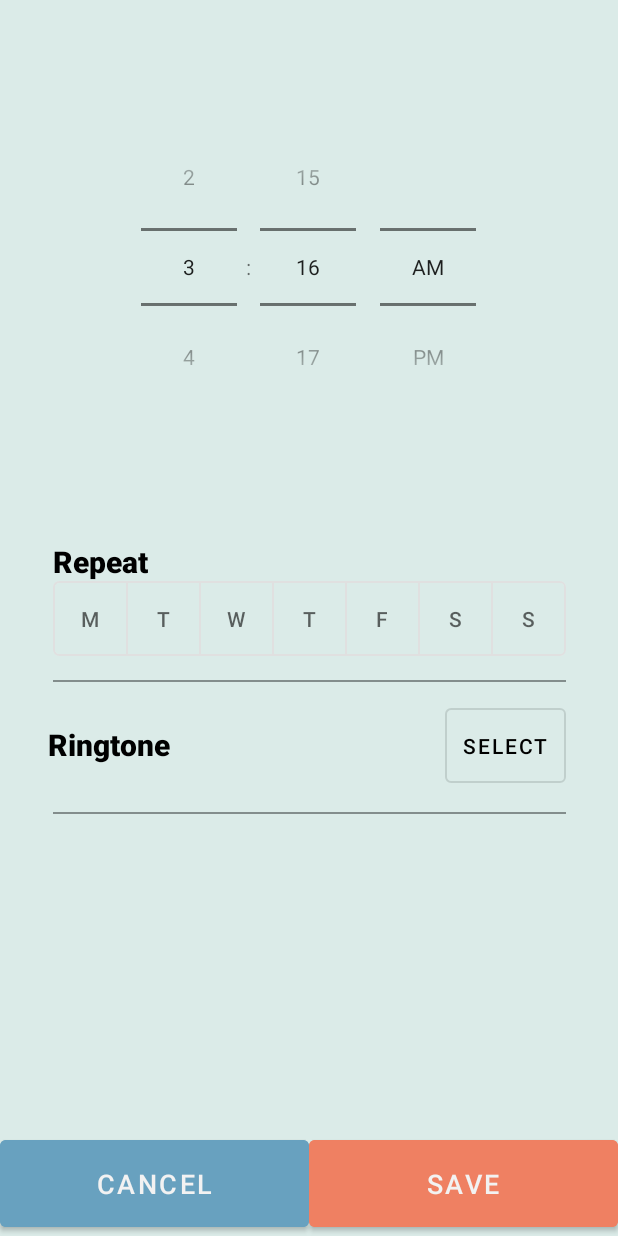
After one commit to jasminepopa3/Buggy-Alarm, an Android app: the EditAlarmActivity screen opened directly, with no data from a screen before it, on a phone screen of 412 x 824 dp. The commit adds this screen. Run offline under Robolectric (Android 15) with nearby library versions, the phone set to English and light mode, and no system bars; our stand-ins replace Firebase (no records; nobody signed in at launch, a user with empty details on screens opened directly).

Commit message:
edit + delete *

```diff
--- a/app/src/main/AndroidManifest.xml
+++ b/app/src/main/AndroidManifest.xml
@@ -40,6 +40,8 @@
             android:exported="true">
         </activity>
 
+        <activity android:name=".EditAlarmActivity">
+        </activity>
         <activity
             android:name=".QuizActivity">
         </activity>
--- a/app/src/main/java/com/example/buggyalarm/CreateAlarmActivity.java
+++ b/app/src/main/java/com/example/buggyalarm/CreateAlarmActivity.java
@@ -135,6 +135,8 @@ public class CreateAlarmActivity extends AppCompatActivity {
     }
 
     // Metodă pentru afișarea meniului de selectare a tonului de apel
+    //Tb adaugat validator la selectia melodiei - exista posibilitatea sa nu selectezi si sa nu te
+    // lase sa mergi mai departe
     public void showRingtoneMenu(View view) {
         AlertDialog.Builder builder = new AlertDialog.Builder(this);
         builder.setTitle("Select Ringtone");
--- /dev/null
+++ b/app/src/main/java/com/example/buggyalarm/EditAlarmActivity.java
@@ -0,0 +1,177 @@
+package com.example.buggyalarm;
+
+import android.content.DialogInterface;
+import android.content.Intent;
+import android.os.Build;
+import android.os.Bundle;
+import android.view.View;
+import android.widget.Button;
+import android.widget.TextView;
+import android.widget.TimePicker;
+import android.widget.Toast;
+
+import androidx.appcompat.app.AlertDialog;
+import androidx.appcompat.app.AppCompatActivity;
+
+import com.google.android.material.button.MaterialButtonToggleGroup;
+import com.google.firebase.auth.FirebaseAuth;
+import com.google.firebase.auth.FirebaseUser;
+import com.google.firebase.database.DatabaseReference;
+import com.google.firebase.database.FirebaseDatabase;
+
+public class EditAlarmActivity extends AppCompatActivity {
+
+    Button btnSave, btnCancel, btnSelectRingtone;
+    TimePicker timePicker;
+    final String[] selectedMelody = new String[1];
+    TextView txtSelectedRingtone;
+    MaterialButtonToggleGroup toggleGroup;
+    private TextView txtAlarmNotification;
+
+    private String alarmId;
+
+    @Override
+    protected void onCreate(Bundle savedInstanceState) {
+        super.onCreate(savedInstanceState);
+        setContentView(R.layout.activity_edit_alarm);
+
+        // Find view IDs
+        btnSave = findViewById(R.id.btnSave);
+        btnCancel = findViewById(R.id.btnCancel);
+        btnSelectRingtone = findViewById(R.id.btnSelectRingtone);
+        timePicker = findViewById(R.id.timePicker);
+        txtSelectedRingtone = findViewById(R.id.txtRingtone);
+        toggleGroup = findViewById(R.id.toggleGroup);
+        txtAlarmNotification = findViewById(R.id.txtAlarmNotification);
+
+        // Check for intent extras
+        Intent intent = getIntent();
+        if (intent != null && intent.hasExtra("alarmId")) {
+            alarmId = intent.getStringExtra("alarmId");
+            int hour = intent.getIntExtra("hour", 0);
+            int minute = intent.getIntExtra("minute", 0);
+            String melody = intent.getStringExtra("melody");
+            boolean mon = intent.getBooleanExtra("mon", false);
+            boolean tue = intent.getBooleanExtra("tue", false);
+            boolean wed = intent.getBooleanExtra("wed", false);
+            boolean thu = intent.getBooleanExtra("thu", false);
+            boolean fri = intent.getBooleanExtra("fri", false);
+            boolean sat = intent.getBooleanExtra("sat", false);
+            boolean sun = intent.getBooleanExtra("sun", false);
+
+            // Set time in TimePicker
+            if (Build.VERSION.SDK_INT >= Build.VERSION_CODES.M) {
+                timePicker.setHour(hour);
+                timePicker.setMinute(minute);
+            } else {
+                timePicker.setCurrentHour(hour);
+                timePicker.setCurrentMinute(minute);
+            }
+
+            // Set selected ringtone
+            selectedMelody[0] = melody;
+            txtSelectedRingtone.setText(selectedMelody[0]);
+
+            // Set repeat days
+            if (mon) toggleGroup.check(R.id.btnMon);
+            if (tue) toggleGroup.check(R.id.btnTue);
+            if (wed) toggleGroup.check(R.id.btnWed);
+            if (thu) toggleGroup.check(R.id.btnThu);
+            if (fri) toggleGroup.check(R.id.btnFri);
+            if (sat) toggleGroup.check(R.id.btnSat);
+            if (sun) toggleGroup.check(R.id.btnSun);
+        }
+
+        // Listener pentru butonul SAVE
+        btnSave.setOnClickListener(new View.OnClickListener() {
+            @Override
+            public void onClick(View view) {
+                int hour, minute;
+                if (android.os.Build.VERSION.SDK_INT >= android.os.Build.VERSION_CODES.M) {
+                    hour = timePicker.getHour();
+                    minute = timePicker.getMinute();
+                } else {
+                    hour = timePicker.getCurrentHour();
+                    minute = timePicker.getCurrentMinute();
+                }
+                updateAlarmInFirebase(alarmId, hour, minute, selectedMelody[0]);
+
+                Toast.makeText(EditAlarmActivity.this, "Alarm updated", Toast.LENGTH_SHORT).show();
+
+                // Redirecționare către MainActivity după salvare
+                Intent intent = new Intent(EditAlarmActivity.this, MainActivity.class);
+                intent.addFlags(Intent.FLAG_ACTIVITY_CLEAR_TOP | Intent.FLAG_ACTIVITY_NEW_TASK);
+                startActivity(intent);
+                finish();
+            }
+        });
+
+        // Listener pentru butonul CANCEL
+        btnCancel.setOnClickListener(new View.OnClickListener() {
+            @Override
+            public void onClick(View v) {
+                // Redirecționare către MainActivity
+                Intent intent = new Intent(EditAlarmActivity.this, MainActivity.class);
+                intent.addFlags(Intent.FLAG_ACTIVITY_CLEAR_TOP | Intent.FLAG_ACTIVITY_NEW_TASK);
+                startActivity(intent);
+                finish(); // Închide activitatea curentă pentru a preveni revenirea la ea cu butonul Back
+            }
+        });
+
+        // Listener pentru butonul de selectare a tonului de apel
+        btnSelectRingtone.setOnClickListener(new View.OnClickListener() {
+            @Override
+            public void onClick(View v) {
+                showRingtoneMenu();
+            }
+        });
+
+        startAlarmCheckService();
+    }
+
+    // Metodă pentru afișarea meniului de selectare a tonului de apel
+    private void showRingtoneMenu() {
+        AlertDialog.Builder builder = new AlertDialog.Builder(this);
+        builder.setTitle("Select Ringtone");
+        builder.setItems(R.array.ringtones, new DialogInterface.OnClickListener() {
+            @Override
+            public void onClick(DialogInterface dialog, int which) {
+                String[] ringtones = getResources().getStringArray(R.array.ringtones);
+                selectedMelody[0] = ringtones[which];
+                txtSelectedRingtone.setText(selectedMelody[0]);
+            }
+        });
+        builder.show();
+    }
+
+    private void startAlarmCheckService() {
+        Intent serviceIntent = new Intent(this, AlarmCheckService.class);
+        startService(serviceIntent);
+    }
+
+    private void updateAlarmInFirebase(String alarmId, int hour, int minute, String melody) {
+        FirebaseUser currentUser = FirebaseAuth.getInstance().getCurrentUser();
+        if (currentUser != null) {
+            DatabaseReference userAlarmsRef = FirebaseDatabase.getInstance().getReference()
+                    .child("user_alarms").child(currentUser.getUid()).child(alarmId);
+            Alarm alarm = new Alarm(alarmId, hour, minute, melody);
+
+            // Set repeat days based on selected buttons
+            alarm.setMon(toggleGroup.getCheckedButtonIds().contains(R.id.btnMon));
+            alarm.setTue(toggleGroup.getCheckedButtonIds().contains(R.id.btnTue));
+            alarm.setWed(toggleGroup.getCheckedButtonIds().contains(R.id.btnWed));
+            alarm.setThu(toggleGroup.getCheckedButtonIds().contains(R.id.btnThu));
+            alarm.setFri(toggleGroup.getCheckedButtonIds().contains(R.id.btnFri));
+            alarm.setSat(toggleGroup.getCheckedButtonIds().contains(R.id.btnSat));
+            alarm.setSun(toggleGroup.getCheckedButtonIds().contains(R.id.btnSun));
+            alarm.setEnabled(true);
+
+            userAlarmsRef.setValue(alarm);
+
+            // Opțional: actualizarea listei locale de alarme pentru a reflecta modificarea
+            // Acest lucru poate fi util pentru a evita întârzieri în actualizarea AlarmCheckService
+            // Dacă folosești o listă locală de alarme în EditAlarmActivity, actualizează-o aici.
+        }
+    }
+
+}
--- /dev/null
+++ b/app/src/main/res/layout/activity_edit_alarm.xml
@@ -0,0 +1,214 @@
+<?xml version="1.0" encoding="utf-8"?>
+<androidx.constraintlayout.widget.ConstraintLayout xmlns:android="http://schemas.android.com/apk/res/android"
+    xmlns:app="http://schemas.android.com/apk/res-auto"
+    xmlns:tools="http://schemas.android.com/tools"
+    android:id="@+id/main"
+    android:layout_width="match_parent"
+    android:layout_height="match_parent"
+    android:background="@color/background_color"
+    tools:context=".CreateAlarmActivity"
+    tools:layout_editor_absoluteX="1dp"
+    tools:layout_editor_absoluteY="-12dp">
+
+    <View
+        android:id="@+id/view"
+        android:layout_width="0dp"
+        android:layout_height="1dp"
+        android:layout_marginTop="104dp"
+        android:background="@color/grey_color"
+        app:layout_constraintEnd_toEndOf="@id/toggleGroup"
+        app:layout_constraintHorizontal_bias="0.0"
+        app:layout_constraintStart_toStartOf="@id/toggleGroup"
+        app:layout_constraintTop_toBottomOf="@id/toggleGroup" />
+
+    <!-- Mesaj pentru timpul rămas până la alarmă -->
+    <TextView
+        android:id="@+id/txtAlarmNotification"
+        android:layout_width="wrap_content"
+        android:layout_height="wrap_content"
+        android:textSize="18sp"
+        android:textColor="@android:color/black"
+        android:padding="40dp"
+        android:visibility="gone"
+        app:layout_constraintTop_toTopOf="parent"
+        app:layout_constraintStart_toStartOf="parent"
+        app:layout_constraintEnd_toEndOf="parent" />
+
+    <TimePicker
+        android:id="@+id/timePicker"
+        android:layout_width="wrap_content"
+        android:layout_height="wrap_content"
+        android:layout_marginTop="72dp"
+        android:timePickerMode="spinner"
+        app:layout_constraintEnd_toEndOf="parent"
+        app:layout_constraintHorizontal_bias="0.496"
+        app:layout_constraintStart_toStartOf="parent"
+        app:layout_constraintTop_toTopOf="parent" />
+
+    <com.google.android.material.button.MaterialButtonToggleGroup
+        android:id="@+id/toggleGroup"
+        android:layout_width="wrap_content"
+        android:layout_height="wrap_content"
+        app:layout_constraintBottom_toBottomOf="parent"
+        app:layout_constraintEnd_toEndOf="parent"
+        app:layout_constraintHorizontal_bias="0.5"
+        app:layout_constraintStart_toStartOf="parent"
+        app:layout_constraintTop_toTopOf="parent"
+        app:layout_constraintVertical_bias="0.5">
+
+        <Button
+            android:id="@+id/btnMon"
+            style="@style/Widget.App.Button.IconOnly"
+            android:layout_width="wrap_content"
+            android:layout_height="wrap_content"
+            android:text="M"
+            tools:layout_editor_absoluteX="45dp"
+            tools:layout_editor_absoluteY="273dp" />
+
+        <Button
+            android:id="@+id/btnTue"
+            style="@style/Widget.App.Button.IconOnly"
+            android:layout_width="wrap_content"
+            android:layout_height="wrap_content"
+            android:text="T"
+            tools:layout_editor_absoluteX="95dp"
+            tools:layout_editor_absoluteY="273dp" />
+
+        <Button
+            android:id="@+id/btnWed"
+            style="@style/Widget.App.Button.IconOnly"
+            android:layout_width="wrap_content"
+            android:layout_height="wrap_content"
+            android:text="W"
+            tools:layout_editor_absoluteX="145dp"
+            tools:layout_editor_absoluteY="273dp" />
+
+        <Button
+            android:id="@+id/btnThu"
+            style="@style/Widget.App.Button.IconOnly"
+            android:layout_width="wrap_content"
+            android:layout_height="wrap_content"
+            android:text="T"
+            tools:layout_editor_absoluteX="195dp"
+            tools:layout_editor_absoluteY="273dp" />
+
+        <Button
+            android:id="@+id/btnFri"
+            style="@style/Widget.App.Button.IconOnly"
+            android:layout_width="wrap_content"
+            android:layout_height="wrap_content"
+            android:text="F"
+            tools:layout_editor_absoluteX="245dp"
+            tools:layout_editor_absoluteY="273dp" />
+
+        <Button
+            android:id="@+id/btnSat"
+            style="@style/Widget.App.Button.IconOnly"
+            android:layout_width="wrap_content"
+            android:layout_height="wrap_content"
+            android:text="S"
+            tools:layout_editor_absoluteX="295dp"
+            tools:layout_editor_absoluteY="273dp" />
+
+        <Button
+            android:id="@+id/btnSun"
+            style="@style/Widget.App.Button.IconOnly"
+            android:layout_width="wrap_content"
+            android:layout_height="wrap_content"
+            android:text="S"
+            tools:layout_editor_absoluteX="345dp"
+            tools:layout_editor_absoluteY="273dp" />
+    </com.google.android.material.button.MaterialButtonToggleGroup>
+
+    <!-- Line under the toggle group -->
+    <View
+        android:id="@+id/line"
+        android:layout_width="0dp"
+        android:layout_height="1dp"
+        android:layout_marginTop="16dp"
+        android:background="@color/grey_color"
+        app:layout_constraintEnd_toEndOf="@id/toggleGroup"
+        app:layout_constraintStart_toStartOf="@id/toggleGroup"
+        app:layout_constraintTop_toBottomOf="@id/toggleGroup" />
+
+    <!-- Ringtone selection -->
+
+    <Button
+        android:id="@+id/btnSelectRingtone"
+        style="@style/Widget.App.Button.IconOnly"
+        android:layout_width="wrap_content"
+        android:layout_height="wrap_content"
+        android:onClick="showRingtoneMenu"
+        android:text="Select"
+        android:textColor="@color/black"
+        app:layout_constraintBottom_toBottomOf="@+id/txtRingtone"
+        app:layout_constraintEnd_toEndOf="@+id/toggleGroup"
+        app:layout_constraintTop_toTopOf="@+id/txtRingtone"
+        app:layout_constraintVertical_bias="0.478" />
+
+    <TextView
+        android:id="@+id/txtRingtone"
+        android:layout_width="wrap_content"
+        android:layout_height="wrap_content"
+        android:layout_marginStart="32dp"
+        android:layout_marginTop="20dp"
+        android:fontFamily="sans-serif-medium"
+        android:text="Ringtone"
+        android:textColor="#000000"
+        android:textSize="20sp"
+        android:textStyle="bold"
+        app:layout_constraintBottom_toTopOf="@+id/view"
+        app:layout_constraintStart_toStartOf="parent"
+        app:layout_constraintTop_toBottomOf="@+id/line"
+        app:layout_constraintVertical_bias="0.2" />
+
+    <!-- Cancel and Save buttons -->
+    <Button
+        android:id="@+id/btnCancel"
+        android:layout_width="0dp"
+        android:layout_height="70dp"
+        android:backgroundTint="@color/blue_color"
+        android:text="CANCEL"
+        android:textColor="@color/smokedwhite"
+        android:textSize="18sp"
+        app:layout_constraintBottom_toBottomOf="parent"
+        app:layout_constraintEnd_toStartOf="@+id/guideline"
+        app:layout_constraintStart_toStartOf="parent"
+        app:layout_constraintWidth_percent="0.5" />
+
+    <Button
+        android:id="@+id/btnSave"
+        android:layout_width="0dp"
+        android:layout_height="70dp"
+        android:backgroundTint="@color/red_button"
+        android:text="SAVE"
+        android:textColor="@color/smokedwhite"
+        android:textSize="18sp"
+        app:layout_constraintBottom_toBottomOf="parent"
+        app:layout_constraintEnd_toEndOf="parent"
+        app:layout_constraintStart_toEndOf="@+id/guideline"
+        app:layout_constraintWidth_percent="0.5" />
+
+    <androidx.constraintlayout.widget.Guideline
+        android:id="@+id/guideline"
+        android:layout_width="wrap_content"
+        android:layout_height="wrap_content"
+        android:orientation="vertical"
+        app:layout_constraintGuide_percent="0.5" />
+
+    <TextView
+        android:id="@+id/txtRepeat"
+        android:layout_width="wrap_content"
+        android:layout_height="wrap_content"
+        android:layout_marginTop="314dp"
+        android:layout_marginBottom="320dp"
+        android:fontFamily="sans-serif-medium"
+        android:text="Repeat"
+        android:textColor="#000000"
+        android:textSize="20sp"
+        android:textStyle="bold"
+        app:layout_constraintBottom_toTopOf="@+id/btnCancel"
+        app:layout_constraintStart_toStartOf="@+id/toggleGroup"
+        app:layout_constraintTop_toTopOf="parent" />
+
+</androidx.constraintlayout.widget.ConstraintLayout>
--- a/app/src/main/res/layout/activity_login.xml
+++ b/app/src/main/res/layout/activity_login.xml
@@ -23,6 +23,7 @@
                 android:layout_height="wrap_content"
                 android:layout_gravity="center"
                 android:layout_marginBottom="16dp"
+                android:textColor="@color/grey_color"
                 android:fontFamily="@font/poppins_extralight"
                 android:text="Buggy Alarm"
                 android:textSize="34sp"
@@ -57,6 +58,7 @@
                 android:layout_width="match_parent"
                 android:layout_height="wrap_content"
                 android:hint="Email"
+                android:textColor="#000000"
                 android:inputType="textEmailAddress"
                 android:layout_marginBottom="16dp" />
 
@@ -66,6 +68,7 @@
                 android:layout_width="match_parent"
                 android:layout_height="wrap_content"
                 android:hint="Password"
+                android:textColor="#000000"
                 android:inputType="textPassword"
                 android:layout_marginBottom="16dp" />
 
--- a/app/src/main/res/layout/activity_quiz.xml
+++ b/app/src/main/res/layout/activity_quiz.xml
@@ -22,6 +22,7 @@
                 tools:text="Question 7/20"
                 android:textSize="18sp"
                 android:textStyle="bold"
+                android:textColor="@color/black"
                 android:layout_centerVertical="true"
                 android:id="@+id/question_indicator_textview"/>
 
```
Also changed, not shown: app/src/main/java/com/example/buggyalarm/AlarmAdapter.java (+48 -2 lines), app/src/main/java/com/example/buggyalarm/MainActivity.java (+58 -0 lines), app/src/main/res/drawable/baseline_remove_24.xml (added, +10 -0 lines), app/src/main/res/layout/activity_main.xml (+15 -0 lines), app/src/main/res/values/styles.xml (added, +15 -0 lines).
